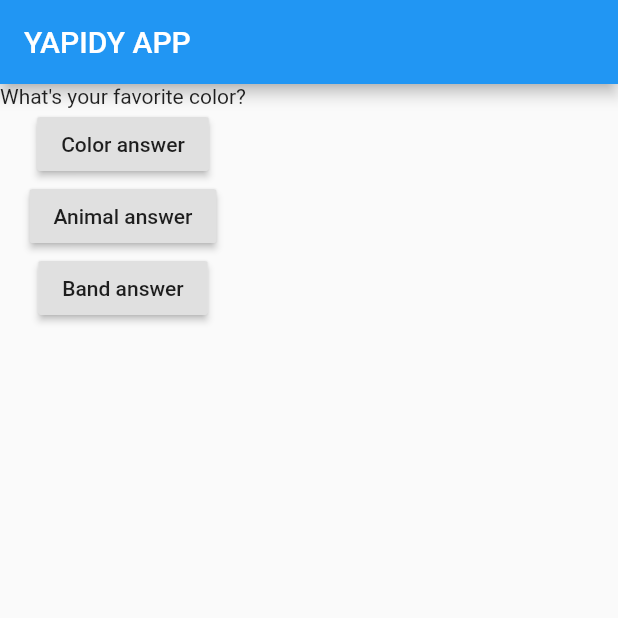
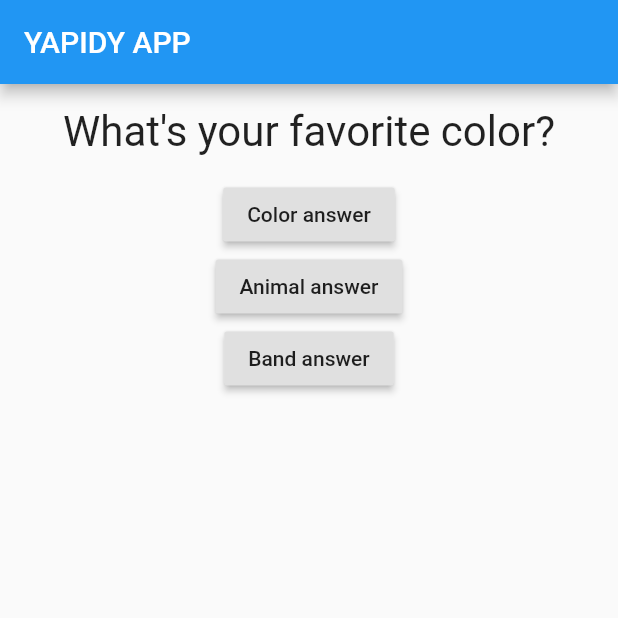
Before and after one commit to ArtemSyvak/flutter-study, a Flutter app: the screen it shows after launch, after a tap on "Color answer", on a phone screen of 412 x 824 dp, the top half of it. Run offline on Flutter 3.47's test engine with Material 2 defaults, Android fonts, the phone set to English and light mode, and no system bars.

```diff
--- a/lib/main.dart
+++ b/lib/main.dart
@@ -1,20 +1,21 @@
 import 'package:flutter/material.dart';
+import './question.dart';
 
 void main() => runApp(App());
 
 class App extends StatefulWidget {
   @override
   State<StatefulWidget> createState() {
-    return AppState();
+    return _AppState();
   }
 }
 
-class AppState extends State<App> {
-  var questionIndex = 0;
+class _AppState extends State<App> {
+  var _questionIndex = 0;
 
-  void answerQuestion(index) {
+  void _answerQuestion(index) {
     setState(() {
-      questionIndex = index;
+      _questionIndex = index;
     });
   }
 
@@ -32,18 +33,18 @@ class AppState extends State<App> {
           title: Text('YAPIDY APP'),
         ),
         body: Column(children: [
-          Text(questions[questionIndex]),
+          Question(questions[_questionIndex]),
           RaisedButton(
             child: Text('Color answer'),
-            onPressed:() => answerQuestion(0),
+            onPressed: () => _answerQuestion(0),
           ),
           RaisedButton(
             child: Text('Animal answer'),
-            onPressed:() => answerQuestion(1),
+            onPressed: () => _answerQuestion(1),
           ),
           RaisedButton(
             child: Text('Band answer'),
-            onPressed:() => answerQuestion(2),
+            onPressed: () => _answerQuestion(2),
           )
         ]),
       ),
--- /dev/null
+++ b/lib/question.dart
@@ -0,0 +1,22 @@
+import 'package:flutter/material.dart';
+
+class Question extends StatelessWidget {
+  final String questionText;
+
+  Question(this.questionText);
+
+  @override
+  Widget build(BuildContext context) {
+    return Container(
+      width: double.infinity,
+      margin: EdgeInsets.all(15),
+      child: Text(
+        questionText,
+        style: TextStyle(
+          fontSize: 28,
+        ),
+        textAlign: TextAlign.center,
+      ),
+    );
+  }
+}
```
